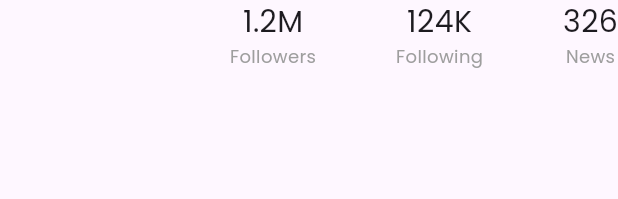
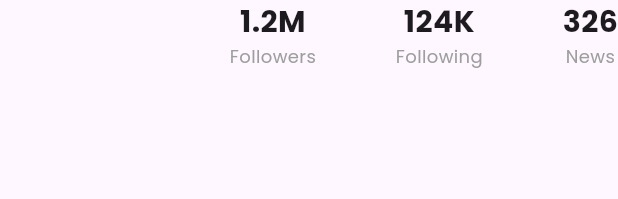
Before and after one commit to nl-codes/news_app, a Flutter app: the AccountStatus widget shown alone on an empty page, opened directly, on a phone screen of 412 x 824 dp. Shown: the top 199 px of the screen. Run offline on Flutter 3.47's test engine with Material 3 defaults, Android fonts, the phone set to English and light mode, and no system bars; our stand-ins replace google_fonts; network calls fail.

Commit message:
Destructure Author Profile

```diff
--- /dev/null
+++ b/lib/screens/author/widget/account_status.dart
@@ -0,0 +1,55 @@
+import 'package:flutter/material.dart';
+
+class AccountStatus extends StatelessWidget {
+  const AccountStatus({super.key});
+
+  @override
+  Widget build(BuildContext context) {
+    return Row(
+      mainAxisAlignment: MainAxisAlignment.spaceBetween,
+      children: [
+        ClipOval(
+          child: Image.network(
+            'https://images.icon-icons.com/70/PNG/512/bbc_news_14062.png',
+            height: 100.0,
+            width: 100.0,
+            fit: BoxFit.cover,
+          ),
+        ),
+        Column(
+          children: [
+            Text(
+              "1.2M",
+              style: TextStyle(fontSize: 20, fontWeight: FontWeight.bold),
+            ),
+            Text(
+              "Followers",
+              style: TextStyle(fontSize: 12, color: Colors.grey),
+            ),
+          ],
+        ),
+        Column(
+          children: [
+            Text(
+              "124K",
+              style: TextStyle(fontSize: 20, fontWeight: FontWeight.bold),
+            ),
+            Text(
+              "Following",
+              style: TextStyle(fontSize: 12, color: Colors.grey),
+            ),
+          ],
+        ),
+        Column(
+          children: [
+            Text(
+              "326",
+              style: TextStyle(fontSize: 20, fontWeight: FontWeight.bold),
+            ),
+            Text("News", style: TextStyle(fontSize: 12, color: Colors.grey)),
+          ],
+        ),
+      ],
+    );
+  }
+}
```
Also changed, not shown: lib/screens/author/page/author_profile.dart (+41 -153 lines), lib/screens/author/widget/account_description.dart (added, +18 -0 lines), lib/screens/author/widget/follow_button.dart (added, +25 -0 lines), lib/screens/author/widget/news_card.dart (added, +67 -0 lines).
